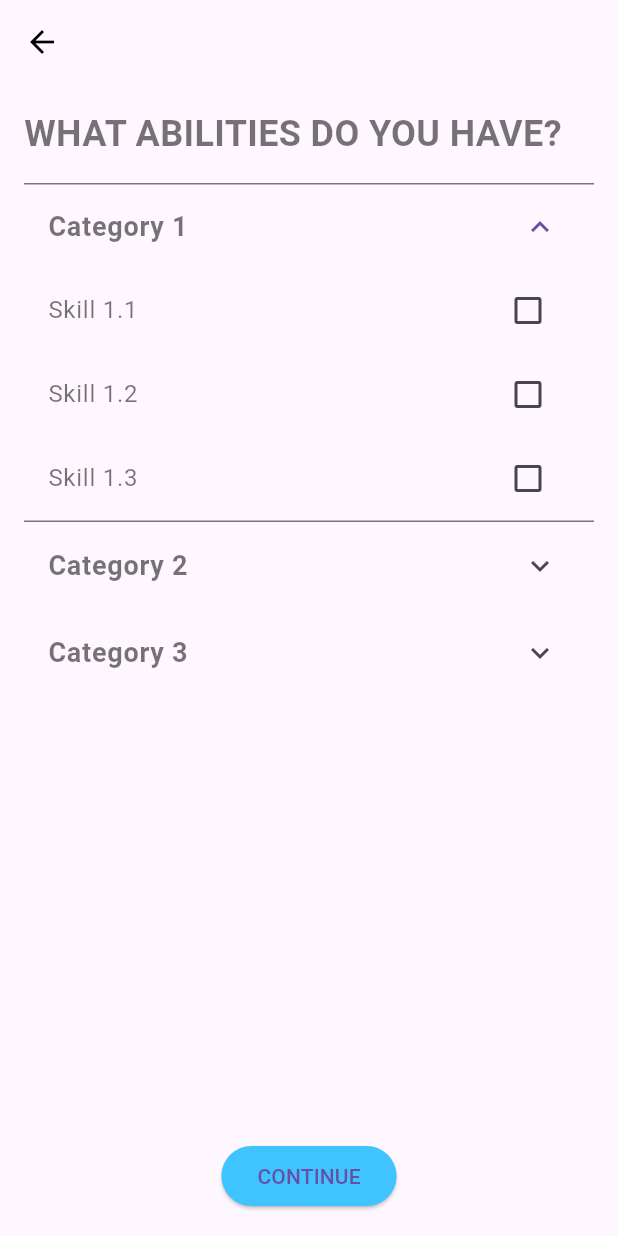
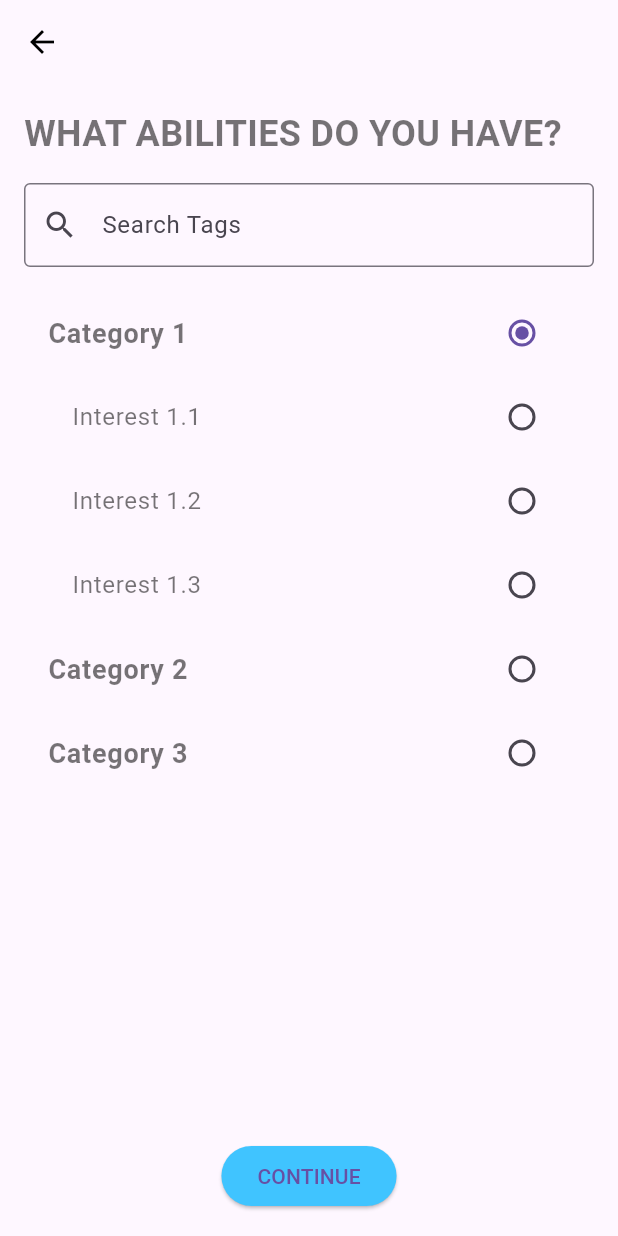
Before and after one commit to TaNuNian/workmai, a Flutter app: the CreateAccSkill screen opened by its route, after a tap on "Category 1", on a phone screen of 412 x 824 dp. Run offline on Flutter 3.47's test engine with Material 3 defaults, Android fonts, the phone set to English and light mode, and no system bars; our stand-ins replace cloud_firestore, firebase_auth, firebase_core, firebase_database, form_field_validator, google_fonts; accounts and stored records are empty; Roboto replaces fonts that are missing (Sarabun).

Commit message:
fix create_acc and tags search bar

```diff
--- a/lib/src/pre_pages/create_account_pages/create_acc_ness/create_acc_inter/create_acc_inter.dart
+++ b/lib/src/pre_pages/create_account_pages/create_acc_ness/create_acc_inter/create_acc_inter.dart
@@ -1,5 +1,5 @@
 import 'package:flutter/material.dart';
-import 'package:workmai/src/decor/search_bar/tag_selection_page.dart';
+import 'package:workmai/src/pre_pages/create_account_pages/create_acc_ness/tags_search_bar/tag_selection_page.dart';
 
 class CreateAccInter extends StatefulWidget {
   const CreateAccInter({super.key});
@@ -9,9 +9,16 @@ class CreateAccInter extends StatefulWidget {
 }
 
 class _CreateAccInterState extends State<CreateAccInter> {
-  Map<String, bool> selectedInterest = {};
-  Map<String, List<String>> interests = {
-    'Category 1': ['Interest 1.1', 'Interest 1.2', 'Interest 1.3'],
+  Map<String, String> selectedInterest = {};
+  Map<String, dynamic> interests = {
+    'Category 1': {
+      'Interest 1.1': {
+        'Interest 1.1.1': [],
+        'Interest 1.1.2': [],
+      },
+      'Interest 1.2': [],
+      'Interest 1.3': [],
+    },
     'Category 2': ['Interest 2.1', 'Interest 2.2'],
     'Category 3': ['Interest 3.1', 'Interest 3.2', 'Interest 3.3'],
   };
@@ -35,7 +42,7 @@ class _CreateAccInterState extends State<CreateAccInter> {
           crossAxisAlignment: CrossAxisAlignment.start,
           children: [
             const Text(
-              "WHAT ABILITIES DO YOU HAVE?",
+              "WHAT ARE THE AREAS OF YOUR INTEREST?",
               style: TextStyle(
                 fontSize: 24,
                 fontWeight: FontWeight.bold,
--- a/lib/src/pre_pages/create_account_pages/create_acc_ness/create_acc_skill/create_acc_skill.dart
+++ b/lib/src/pre_pages/create_account_pages/create_acc_ness/create_acc_skill/create_acc_skill.dart
@@ -1,5 +1,5 @@
 import 'package:flutter/material.dart';
-
+import 'package:workmai/src/pre_pages/create_account_pages/create_acc_ness/tags_search_bar/tag_selection_page.dart';
 class CreateAccSkill extends StatefulWidget {
   const CreateAccSkill({super.key});
 
@@ -8,7 +8,19 @@ class CreateAccSkill extends StatefulWidget {
 }
 
 class _CreateAccSkillState extends State<CreateAccSkill> {
-  Map<String, bool> selectedAbilities = {};
+  Map<String, String> selectedInterest = {};
+  Map<String, dynamic> interests = {
+    'Category 1': {
+      'Interest 1.1': {
+        'Interest 1.1.1': [],
+        'Interest 1.1.2': [],
+      },
+      'Interest 1.2': [],
+      'Interest 1.3': [],
+    },
+    'Category 2': ['Interest 2.1', 'Interest 2.2'],
+    'Category 3': ['Interest 3.1', 'Interest 3.2', 'Interest 3.3'],
+  };
 
   @override
   Widget build(BuildContext context) {
@@ -28,7 +40,7 @@ class _CreateAccSkillState extends State<CreateAccSkill> {
         child: Column(
           crossAxisAlignment: CrossAxisAlignment.start,
           children: [
-            Text(
+            const Text(
               "WHAT ABILITIES DO YOU HAVE?",
               style: TextStyle(
                 fontSize: 24,
@@ -36,29 +48,14 @@ class _CreateAccSkillState extends State<CreateAccSkill> {
                 color: Colors.black54,
               ),
             ),
-            SizedBox(height: 16),
+            const SizedBox(height: 16),
             Expanded(
-              child: ListView(
-                children: [
-                  SkillCategory(
-                    title: 'Category 1',
-                    abilities: ['Skill 1.1', 'Skill 1.2', 'Skill 1.3'],
-                    selectedAbilities: selectedAbilities,
-                  ),
-                  SkillCategory(
-                    title: 'Category 2',
-                    abilities: ['Skill 2.1', 'Skill 2.2'],
-                    selectedAbilities: selectedAbilities,
-                  ),
-                  SkillCategory(
-                    title: 'Category 3',
-                    abilities: ['Skill 3.1', 'Skill 3.2', 'Skill 3.3'],
-                    selectedAbilities: selectedAbilities,
-                  ),
-                ],
+              child: TagSelectionPage(
+                initialTags: interests,
+                selectedInterest: selectedInterest,
               ),
             ),
-            SizedBox(height: 16),
+            const SizedBox(height: 16),
             Center(
               child: ElevatedButton(
                 onPressed: () {
@@ -70,7 +67,7 @@ class _CreateAccSkillState extends State<CreateAccSkill> {
                     borderRadius: BorderRadius.circular(20),
                   ),
                 ),
-                child: Text("CONTINUE"),
+                child: const Text("CONTINUE"),
               ),
             ),
           ],
@@ -79,56 +76,3 @@ class _CreateAccSkillState extends State<CreateAccSkill> {
     );
   }
 }
-
-class SkillCategory extends StatelessWidget {
-  final String title;
-  final List<String> abilities;
-  final Map<String, bool> selectedAbilities;
-
-  const SkillCategory({super.key, required this.title, required this.abilities, required this.selectedAbilities});
-
-  @override
-  Widget build(BuildContext context) {
-    return ExpansionTile(
-      title: Text(
-        title,
-        style: TextStyle(
-          fontSize: 18,
-          fontWeight: FontWeight.bold,
-          color: Colors.black54,
-        ),
-      ),
-      children: abilities
-          .map((ability) => SkillTile(ability: ability, selectedAbilities: selectedAbilities))
-          .toList(),
-    );
-  }
-}
-
-class SkillTile extends StatefulWidget {
-  final String ability;
-  final Map<String, bool> selectedAbilities;
-
-  const SkillTile({super.key, required this.ability, required this.selectedAbilities});
-
-  @override
-  _SkillTileState createState() => _SkillTileState();
-}
-
-class _SkillTileState extends State<SkillTile> {
-  @override
-  Widget build(BuildContext context) {
-    return CheckboxListTile(
-      title: Text(
-        widget.ability,
-        style: TextStyle(color: Colors.black54),
-      ),
-      value: widget.selectedAbilities[widget.ability] ?? false,
-      onChanged: (bool? value) {
-        setState(() {
-          widget.selectedAbilities[widget.ability] = value ?? false;
-        });
-      },
-    );
-  }
-}
--- /dev/null
+++ b/lib/src/pre_pages/create_account_pages/create_acc_ness/tags_search_bar/tag_list.dart
@@ -0,0 +1,208 @@
+import 'package:flutter/material.dart';
+
+class TagList extends StatefulWidget {
+  final Map<String, dynamic> tags;
+  final Map<String, String> selectedInterest;
+  final void Function(String, String?) onTagTap;
+
+  TagList({required this.tags, required this.selectedInterest, required this.onTagTap});
+
+  @override
+  _TagListState createState() => _TagListState();
+}
+
+class _TagListState extends State<TagList> {
+  Map<String, bool> expandedCategories = {};
+
+  @override
+  Widget build(BuildContext context) {
+    return Expanded(
+      child: ListView(
+        children: widget.tags.keys.map((category) {
+          return _buildExpansionTile(category, widget.tags[category]);
+        }).toList(),
+      ),
+    );
+  }
+
+  Widget _buildExpansionTile(String title, dynamic subTags, {int depth = 0}) {
+    final padding = EdgeInsets.only(left: depth * 16.0);
+    final isExpanded = expandedCategories[title] ?? false;
+
+    if (subTags is List) {
+      return Column(
+        crossAxisAlignment: CrossAxisAlignment.start,
+        children: [
+          Padding(
+            padding: padding,
+            child: ListTile(
+              title: Text(
+                title,
+                style: TextStyle(
+                  fontSize: depth == 0 ? 18 : 16,
+                  fontWeight: depth == 0 ? FontWeight.bold : FontWeight.normal,
+                  color: Colors.black54,
+                ),
+              ),
+              trailing: Radio<String>(
+                value: title,
+                groupValue: widget.selectedInterest[title],
+                onChanged: (String? value) {
+                  setState(() {
+                    if (widget.selectedInterest[title] == value) {
+                      widget.onTagTap(title, null);
+                      expandedCategories[title] = false;
+                      _deselectSubTags(subTags);
+                      _resetExpandedCategories(subTags);
+                    } else {
+                      widget.onTagTap(title, value);
+                      expandedCategories[title] = true;
+                    }
+                  });
+                },
+              ),
+              onTap: () {
+                setState(() {
+                  if (widget.selectedInterest[title] == title) {
+                    widget.onTagTap(title, null);
+                    expandedCategories[title] = false;
+                    _deselectSubTags(subTags);
+                    _resetExpandedCategories(subTags);
+                  } else {
+                    widget.onTagTap(title, title);
+                    expandedCategories[title] = true;
+                  }
+                });
+              },
+            ),
+          ),
+          AnimatedCrossFade(
+            firstChild: Container(),
+            secondChild: Column(
+              children: subTags.map<Widget>((tag) => _buildRadioListTile(tag, depth + 1)).toList(),
+            ),
+            crossFadeState: isExpanded ? CrossFadeState.showSecond : CrossFadeState.showFirst,
+            duration: const Duration(milliseconds: 300),
+          ),
+        ],
+      );
+    } else if (subTags is Map) {
+      return Column(
+        crossAxisAlignment: CrossAxisAlignment.start,
+        children: [
+          Padding(
+            padding: padding,
+            child: ListTile(
+              title: Text(
+                title,
+                style: TextStyle(
+                  fontSize: depth == 0 ? 18 : 16,
+                  fontWeight: depth == 0 ? FontWeight.bold : FontWeight.normal,
+                  color: Colors.black54,
+                ),
+              ),
+              trailing: Radio<String>(
+                value: title,
+                groupValue: widget.selectedInterest[title],
+                onChanged: (String? value) {
+                  setState(() {
+                    if (widget.selectedInterest[title] == value) {
+                      widget.onTagTap(title, null);
+                      expandedCategories[title] = false;
+                      _deselectSubTags(subTags);
+                      _resetExpandedCategories(subTags);
+                    } else {
+                      widget.onTagTap(title, value);
+                      expandedCategories[title] = true;
+                    }
+                  });
+                },
+              ),
+              onTap: () {
+                setState(() {
+                  if (widget.selectedInterest[title] == title) {
+                    widget.onTagTap(title, null);
+                    expandedCategories[title] = false;
+                    _deselectSubTags(subTags);
+                    _resetExpandedCategories(subTags);
+                  } else {
+                    widget.onTagTap(title, title);
+                    expandedCategories[title] = true;
+                  }
+                });
+              },
+            ),
+          ),
+          AnimatedCrossFade(
+            firstChild: Container(),
+            secondChild: Column(
+              children: subTags.keys.map<Widget>((subCategory) => _buildExpansionTile(subCategory, subTags[subCategory], depth: depth + 1)).toList(),
+            ),
+            crossFadeState: isExpanded ? CrossFadeState.showSecond : CrossFadeState.showFirst,
+            duration: const Duration(milliseconds: 300),
+          ),
+        ],
+      );
+    } else {
+      return Container();
+    }
+  }
+
+  void _deselectSubTags(dynamic subTags) {
+    if (subTags is List) {
+      for (var tag in subTags) {
+        widget.onTagTap(tag, null);
+      }
+    } else if (subTags is Map) {
+      subTags.forEach((key, value) {
+        widget.onTagTap(key, null);
+        _deselectSubTags(value);
+      });
+    }
+  }
+
+  void _resetExpandedCategories(dynamic subTags) {
+    if (subTags is List) {
+      for (var tag in subTags) {
+        expandedCategories[tag] = false;
+      }
+    } else if (subTags is Map) {
+      subTags.forEach((key, value) {
+        expandedCategories[key] = false;
+        _resetExpandedCategories(value);
+      });
+    }
+  }
+
+  Widget _buildRadioListTile(String ability, int depth) {
+    final padding = EdgeInsets.only(left: depth * 16.0);
+    return Padding(
+      padding: padding,
+      child: ListTile(
+        title: Text(ability),
+        trailing: Radio<String>(
+          value: ability,
+          groupValue: widget.selectedInterest[ability],
+          onChanged: (String? value) {
+            setState(() {
+              if (widget.selectedInterest[ability] == value) {
+                widget.onTagTap(ability, null);
+              } else {
+                widget.onTagTap(ability, value);
+              }
+            });
+          },
+        ),
+        onTap: () {
+          setState(() {
+            if (widget.selectedInterest[ability] == ability) {
+              widget.onTagTap(ability, null);
+            } else {
+              widget.onTagTap(ability, ability);
+            }
+          });
+        },
+      ),
+    );
+  }
+}
--- a/lib/src/decor/search_bar/tag_selection_page.dart
+++ b/lib/src/pre_pages/create_account_pages/create_acc_ness/tags_search_bar/tag_selection_page.dart
@@ -3,8 +3,8 @@ import 'search_bar.dart';
 import 'tag_list.dart';
 
 class TagSelectionPage extends StatefulWidget {
-  final Map<String, List<String>> initialTags;
-  final Map<String, bool> selectedInterest;
+  final Map<String, dynamic> initialTags;
+  final Map<String, String> selectedInterest; // Change bool to String
 
   TagSelectionPage({required this.initialTags, required this.selectedInterest});
 
@@ -14,8 +14,8 @@ class TagSelectionPage extends StatefulWidget {
 
 class _TagSelectionPageState extends State<TagSelectionPage> {
   TextEditingController _searchController = TextEditingController();
-  late Map<String, List<String>> allTags;
-  Map<String, List<String>> filteredTags = {};
+  late Map<String, dynamic> allTags;
+  Map<String, dynamic> filteredTags = {};
   bool isSearching = false;
 
   @override
@@ -33,14 +33,37 @@ class _TagSelectionPageState extends State<TagSelectionPage> {
       if (isSearching) {
         filteredTags = {};
         allTags.forEach((category, tags) {
-          final matchingTags = tags.where((tag) => tag.toLowerCase().contains(query)).toList();
-          if (matchingTags.isNotEmpty) {
-            filteredTags[category] = matchingTags;
+          final matchingTags = _filterSubTags(tags, query);
+          if (matchingTags.isNotEmpty || category.toLowerCase().contains(query)) {
+            filteredTags[category] = matchingTags.isNotEmpty ? matchingTags : tags;
           }
         });
       } else {
         filteredTags = allTags;
       }
+    });
+  }
+
+  dynamic _filterSubTags(dynamic tags, String query) {
+    if (tags is List) {
+      return tags.where((tag) => tag.toLowerCase().contains(query)).toList();
+    } else if (tags is Map) {
+      final filteredSubTags = {};
+      tags.forEach((subCategory, subTags) {
+        final matchingSubTags = _filterSubTags(subTags, query);
+        if (matchingSubTags.isNotEmpty || subCategory.toLowerCase().contains(query)) {
+          filteredSubTags[subCategory] = matchingSubTags.isNotEmpty ? matchingSubTags : subTags;
+        }
+      });
+      return filteredSubTags;
+    } else {
+      return [];
+    }
+  }
+
+  void _onTagTap(String tag, String? value) {
+    setState(() {
+      widget.selectedInterest[tag] = value ?? '';
     });
   }
 
@@ -62,6 +85,7 @@ class _TagSelectionPageState extends State<TagSelectionPage> {
         TagList(
           tags: filteredTags,
           selectedInterest: widget.selectedInterest,
+          onTagTap: _onTagTap,
         ),
       ],
     );
```
Also changed, not shown: lib/src/decor/search_bar/tag_list.dart (deleted, +0 -36 lines), lib/src/pre_pages/create_account_pages/create_acc_ness/tags_search_bar/search_bar.dart (renamed from lib/src/decor/search_bar/search_bar.dart).
